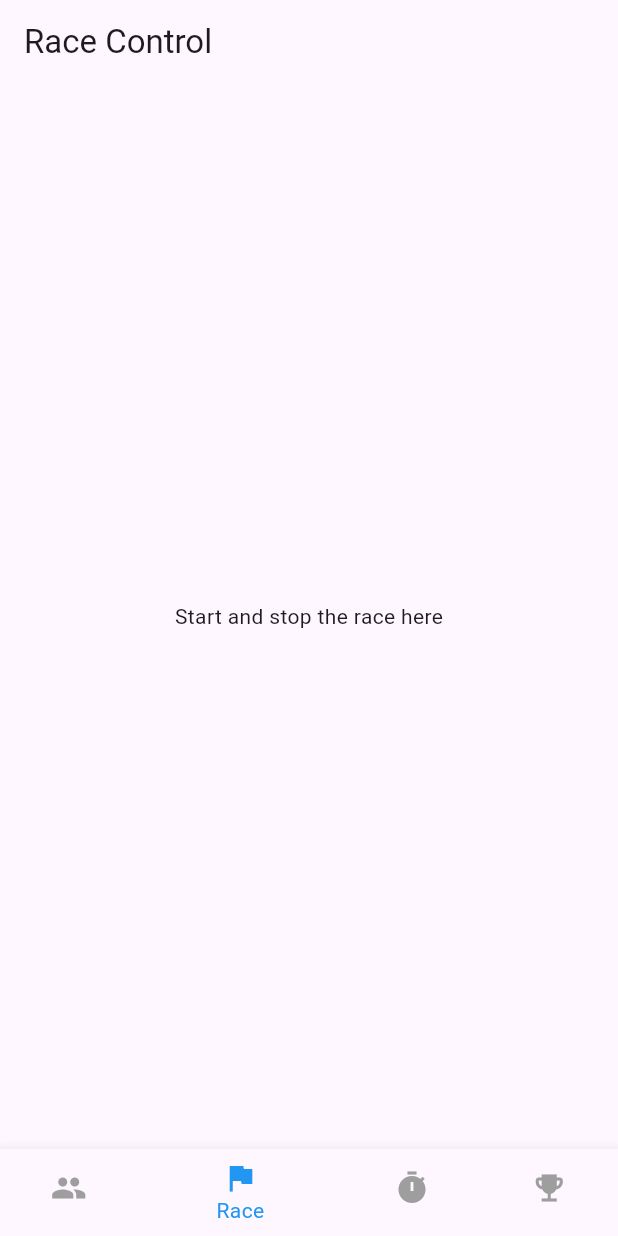
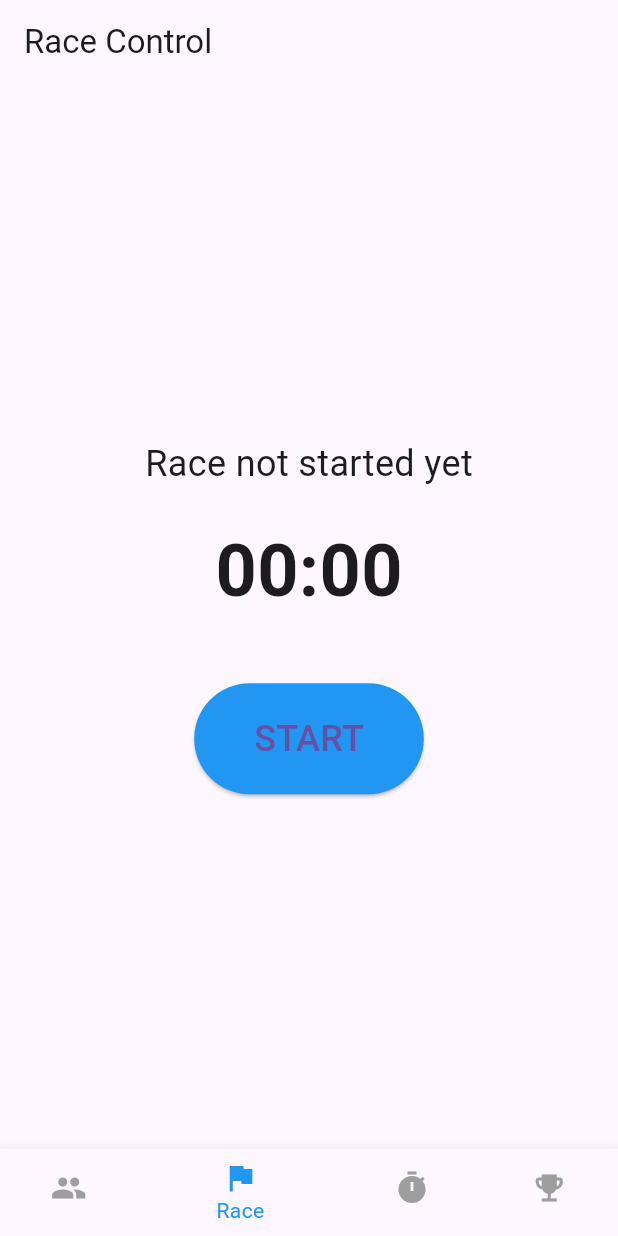
Before and after one commit to LaySatya/Final-Project-Flutter-G27, a Flutter app: the screen it shows after launch, item 2 of the bottom bar chosen, on a phone screen of 412 x 824 dp. Run offline on Flutter 3.47's test engine with Material 3 defaults, Android fonts, the phone set to English and light mode, and no system bars.

Commit message:
Design-Race-Control

```diff
--- a/lib/main.dart
+++ b/lib/main.dart
@@ -1,9 +1,8 @@
 import 'package:flutter/material.dart';
 import 'package:provider/provider.dart';
-
 import 'providers/participant_provider.dart';
 import 'providers/race_provider.dart';
-import 'ui/screens/home_screen.dart'; // We'll create this too
+import 'ui/screens/home_screen.dart';
 
 void main() {
   runApp(const RaceTrackingApp());
--- a/lib/ui/screens/participant/widgets/participant_tile.dart
+++ b/lib/ui/screens/participant/widgets/participant_tile.dart
@@ -23,7 +23,7 @@ class ParticipantTile extends StatelessWidget {
         children: [
           // Edit button
           IconButton(
-            icon: Icon(Icons.edit),
+            icon: Icon(Icons.edit, color: Colors.blue,),
             onPressed: () {
               Navigator.push(
                 context,
@@ -35,7 +35,7 @@ class ParticipantTile extends StatelessWidget {
           ),
           // Delete button
           IconButton(
-            icon: Icon(Icons.delete),
+            icon: Icon(Icons.delete, color: Colors.redAccent,),
             onPressed: () {
               // Show the delete confirmation dialog
               showDialog(
--- a/lib/ui/screens/race/race_screen.dart
+++ b/lib/ui/screens/race/race_screen.dart
@@ -1,11 +1,79 @@
 import 'package:flutter/material.dart';
+import 'package:provider/provider.dart';
+import 'package:race_tracking_app/providers/race_provider.dart'; // Make sure path matches!
 
 class RaceControlScreen extends StatelessWidget {
   @override
   Widget build(BuildContext context) {
+    final raceProvider = Provider.of<RaceProvider>(context);
+    final race = raceProvider.race;
+
+    String formatTime(int elapsedSeconds) {
+      final minutes = (elapsedSeconds ~/ 60).toString().padLeft(2, '0');
+      final seconds = (elapsedSeconds % 60).toString().padLeft(2, '0');
+      return "$minutes:$seconds";
+    }
+
     return Scaffold(
-      appBar: AppBar(title: Text('Race Control')),
-      body: Center(child: Text('Start and stop the race here')),
+      appBar: AppBar(
+        title: Text('Race Control'),
+        actions: [
+          if (raceProvider.isRaceFinished)
+            IconButton(
+              icon: Icon(Icons.refresh),
+              onPressed: () {
+                raceProvider.resetRace();
+                ScaffoldMessenger.of(context).showSnackBar(
+                  SnackBar(content: Text('All participant times have been cleared!')),
+                );
+              },
+              tooltip: 'Reset Race',
+            ),
+        ],
+      ),
+      body: Center(
+        child: Column(
+          mainAxisAlignment: MainAxisAlignment.center,
+          children: [
+            Text(
+              raceProvider.isRaceNotStarted
+                  ? 'Race not started yet'
+                  : raceProvider.isRaceOngoing
+                      ? 'Race ongoing'
+                      : 'Race finished!',
+              style: TextStyle(fontSize: 24),
+            ),
+            SizedBox(height: 20),
+            Text(
+              formatTime(race.elapsedTime),
+              style: TextStyle(fontSize: 48, fontWeight: FontWeight.bold),
+            ),
+            SizedBox(height: 40),
+            if (raceProvider.isRaceNotStarted)
+              ElevatedButton(
+                onPressed: () {
+                  raceProvider.startRace();
+                },
+                style: ElevatedButton.styleFrom(
+                  backgroundColor: Colors.blue,
+                  padding: EdgeInsets.symmetric(horizontal: 40, vertical: 20),
+                ),
+                child: Text('START', style: TextStyle(fontSize: 24)),
+              )
+            else if (raceProvider.isRaceOngoing)
+              ElevatedButton(
+                onPressed: () {
+                  raceProvider.stopRace();
+                },
+                style: ElevatedButton.styleFrom(
+                  backgroundColor: Colors.red,
+                  padding: EdgeInsets.symmetric(horizontal: 40, vertical: 20),
+                ),
+                child: Text('STOP', style: TextStyle(fontSize: 24)),
+              ),
+          ],
+        ),
+      ),
     );
   }
 }
```
Also changed, not shown: lib/providers/participant_provider.dart (+14 -1 lines), lib/ui/screens/participant/edit_participant_screen.dart (+36 -8 lines).
